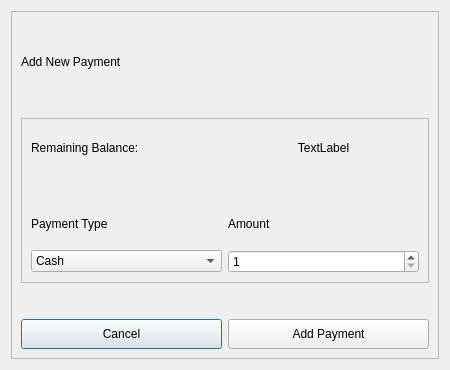
xbryan25/hotel-management-system, file ui_files/add_payment_dialog.ui: the form before one commit.
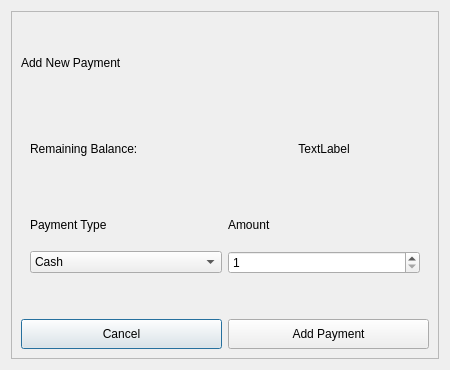
The form after the commit.

```diff
--- a/ui_files/add_payment_dialog.ui
+++ b/ui_files/add_payment_dialog.ui
@@ -38,7 +38,7 @@
       <item row="3" column="0" colspan="2">
        <widget class="QFrame" name="contents_frame">
         <property name="frameShape">
-         <enum>QFrame::StyledPanel</enum>
+         <enum>QFrame::NoFrame</enum>
         </property>
         <property name="frameShadow">
          <enum>QFrame::Raised</enum>
```
